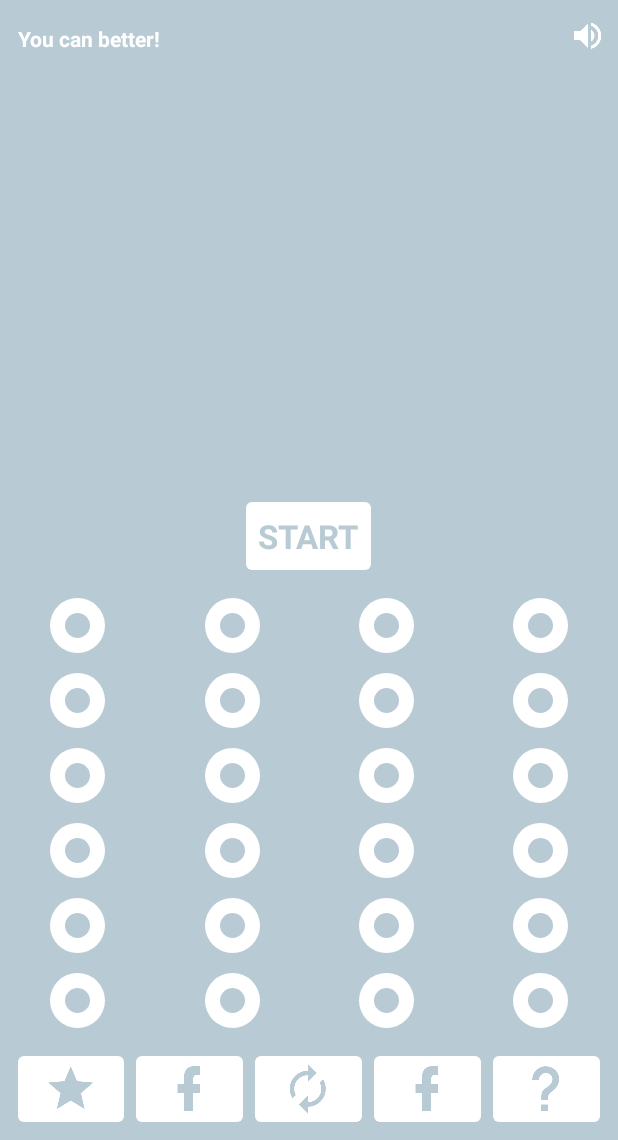
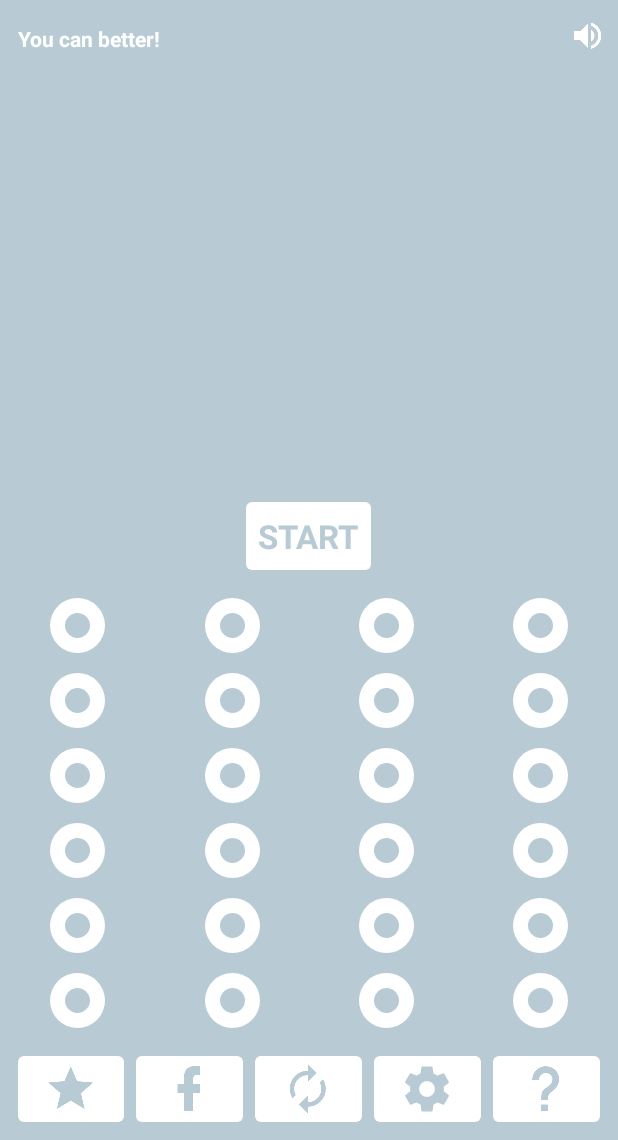
Before and after one commit to ipokidko/FastFinger, an Android app: the screen it shows after launch (MainActivity), on a phone screen of 412 x 824 dp, the part 96-1236 px from its top. Run offline under Robolectric (Android 15) with nearby library versions, the phone set to English and light mode, and no system bars.

Commit message:
adds settings button and make rate works close #15 close #18

```diff
--- a/app/src/main/java/com/a256devs/fastfinger/Dialogs/DialogMassage.java
+++ b/app/src/main/java/com/a256devs/fastfinger/Dialogs/DialogMassage.java
@@ -11,7 +11,7 @@ import android.view.LayoutInflater;
 import com.a256devs.fastfinger.R;
 
 public class DialogMassage extends DialogFragment {
-    public Dialog onCreateDialog(Bundle saveInstanceState) {
+        public Dialog onCreateDialog(Bundle saveInstanceState) {
         AlertDialog.Builder builder = new AlertDialog.Builder(getActivity());
 
         LayoutInflater inflater = getActivity().getLayoutInflater();
--- a/app/src/main/java/com/a256devs/fastfinger/MainActivity.java
+++ b/app/src/main/java/com/a256devs/fastfinger/MainActivity.java
@@ -2,9 +2,11 @@ package com.a256devs.fastfinger;
 
 import android.app.DialogFragment;
 import android.content.Context;
+import android.content.Intent;
 import android.content.SharedPreferences;
 import android.graphics.Color;
 import android.graphics.drawable.ColorDrawable;
+import android.net.Uri;
 import android.os.CountDownTimer;
 import android.support.v7.app.AppCompatActivity;
 import android.os.Bundle;
@@ -34,7 +36,10 @@ public class MainActivity extends AppCompatActivity implements View.OnTouchListe
     private ImageView mVolumeButton;
     private ImageView mFacebookButton;
     private ImageView mResetButton;
+    private ImageView mRate;
     private boolean mIsGame = false;
+
+    Intent intent = new Intent(Intent.ACTION_VIEW);
 
     Random rand = new Random();
     private int mIndexOfButton;
@@ -44,7 +49,7 @@ public class MainActivity extends AppCompatActivity implements View.OnTouchListe
 
     SharedPreferences sharedPref;
     SharedPreferences.Editor editor;
-    int mHighScore;
+    private int mHighScore;
 
     @Override
     protected void onCreate(Bundle savedInstanceState) {
@@ -61,10 +66,10 @@ public class MainActivity extends AppCompatActivity implements View.OnTouchListe
         mVolumeButton = (ImageView) findViewById(R.id.soundButton);
         mFacebookButton = (ImageView) findViewById(R.id.facebook_button);
         mResetButton = (ImageView) findViewById(R.id.reset_button);
+        mRate = (ImageView) findViewById(R.id.rate_button);
 
         // Getting SharedPreferences file or read it if exist.
         sharedPref = getSharedPreferences(getString(R.string.app_preferences), Context.MODE_PRIVATE);
-        readAndShowBestScore();
         editor = sharedPref.edit();
 
         buttons[0] = (ImageButton) findViewById(R.id.imageView2);
@@ -100,6 +105,7 @@ public class MainActivity extends AppCompatActivity implements View.OnTouchListe
         mVolumeButton.setOnClickListener(this);
         mFacebookButton.setOnClickListener(this);
         mResetButton.setOnClickListener(this);
+        mRate.setOnClickListener(this);
 
 
     }
@@ -126,10 +132,14 @@ public class MainActivity extends AppCompatActivity implements View.OnTouchListe
                 readAndSetResourceVolumeState();
                 break;
             case R.id.facebook_button:
-                dialog.show(getFragmentManager(), "aaa");
+                dialog.show(getFragmentManager(), "facebook");
                 break;
             case R.id.reset_button:
                 reset();
+                break;
+            case R.id.rate_button:
+                intent.setData(Uri.parse("https://play.google.com/store/apps/details?id=air.ru.underair.city2048&hl=ru"));
+                startActivity(intent);
                 break;
         }
 
@@ -202,6 +212,7 @@ public class MainActivity extends AppCompatActivity implements View.OnTouchListe
     protected void onResume() {
         super.onResume();
         readAndSetResourceVolumeState();
+        readAndShowBestScore();
 
         TextView tipsTV = (TextView) findViewById(R.id.main_tips_tv);
         String s = randomStringFromArray(getResources().getStringArray(R.array.tips));
--- a/app/src/main/res/layout/activity_main.xml
+++ b/app/src/main/res/layout/activity_main.xml
@@ -347,7 +347,7 @@
                 android:layout_width="wrap_content"
                 android:layout_height="wrap_content"
                 android:layout_gravity="center_horizontal"
-                android:id="@+id/star_button"
+                android:id="@+id/rate_button"
                 android:src="@drawable/star"/>
         </LinearLayout>
 
@@ -395,7 +395,7 @@
                 android:layout_width="wrap_content"
                 android:layout_height="wrap_content"
                 android:layout_gravity="center_horizontal"
-                android:src="@drawable/facebook"/>
+                android:src="@drawable/settings"/>
         </LinearLayout>
 
         <LinearLayout
```
Also changed, not shown: app/src/main/res/drawable-hdpi/settings.png (added), app/src/main/res/drawable-mdpi/settings.png (added), app/src/main/res/drawable-xhdpi/settings.png (added), app/src/main/res/drawable-xxhdpi/settings.png (added).
